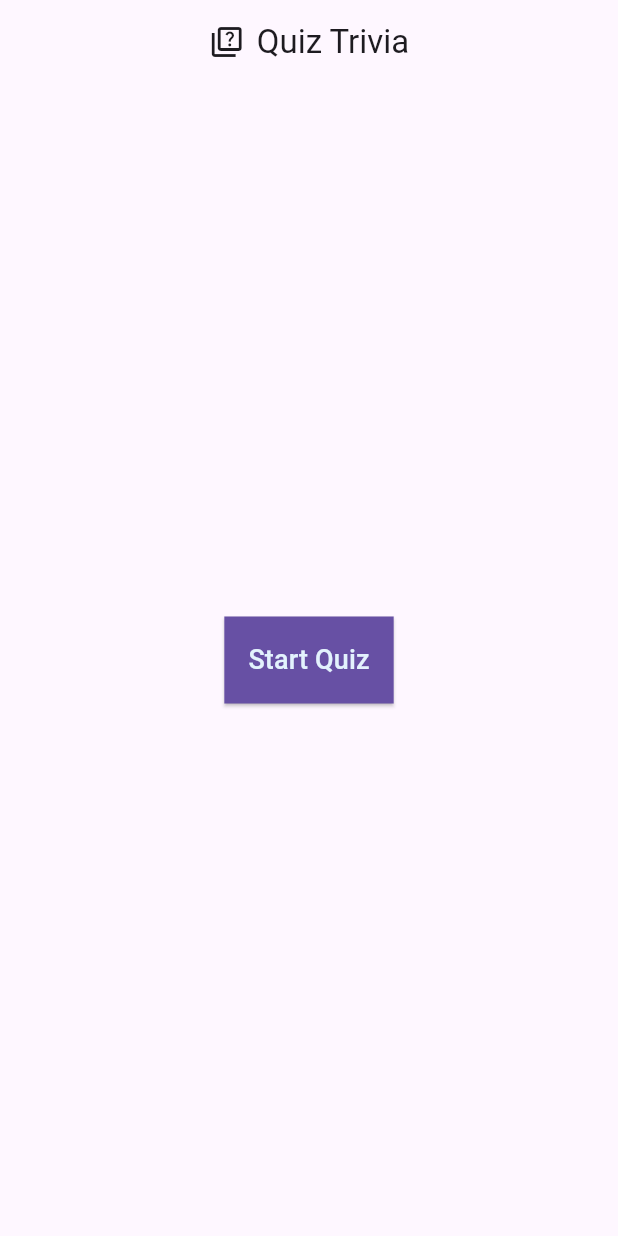
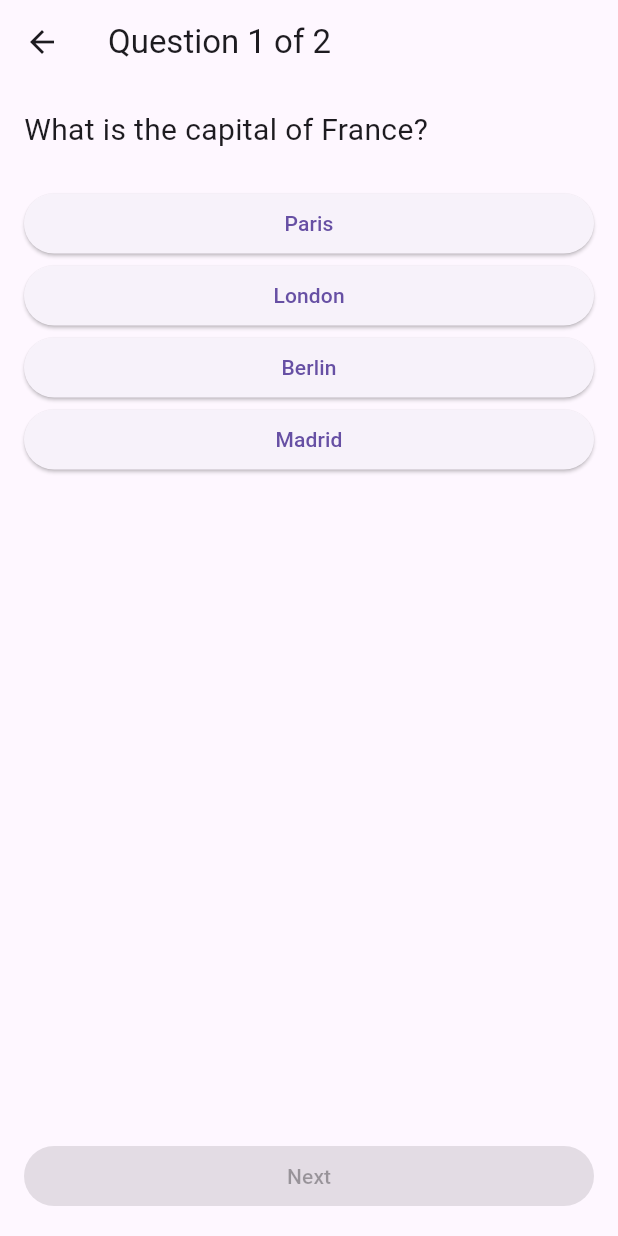
Before and after one commit to abdymazhittoretay/quiz_trivia_app, a Flutter app: the screen it shows after launch, after a tap on "Start Quiz", on a phone screen of 412 x 824 dp. Run offline on Flutter 3.47's test engine with Material 3 defaults, Android fonts, the phone set to English and light mode, and no system bars.

Commit message:
create template of quiz_page

```diff
--- a/lib/pages/home_page.dart
+++ b/lib/pages/home_page.dart
@@ -1,4 +1,5 @@
 import 'package:flutter/material.dart';
+import 'package:quiz_trivia_app/pages/quiz_page.dart';
 
 class HomePage extends StatelessWidget {
   const HomePage({super.key});
@@ -27,7 +28,12 @@ class HomePage extends StatelessWidget {
             backgroundColor: Theme.of(context).primaryColor,
             foregroundColor: Theme.of(context).secondaryHeaderColor,
           ),
-          onPressed: () => () {},
+          onPressed: () {
+            Navigator.push(
+              context,
+              MaterialPageRoute(builder: (context) => QuizPage()),
+            );
+          },
           child: const Text('Start Quiz', style: TextStyle(fontSize: 18.0)),
         ),
       ),
--- /dev/null
+++ b/lib/pages/quiz_page.dart
@@ -0,0 +1,81 @@
+import 'package:flutter/material.dart';
+
+class QuizPage extends StatefulWidget {
+  const QuizPage({super.key});
+
+  @override
+  State<QuizPage> createState() => _QuizPageState();
+}
+
+class _QuizPageState extends State<QuizPage> {
+  final List<Map<String, dynamic>> _questions = [
+    {
+      'question': 'What is the capital of France?',
+      'answers': ['Paris', 'London', 'Berlin', 'Madrid'],
+      'correct': 'Paris',
+    },
+    {
+      'question': 'What is 2 + 2?',
+      'answers': ['3', '4', '5', '6'],
+      'correct': '4',
+    },
+  ];
+
+  int _currentIndex = 0;
+  int _score = 0;
+  String? _selectedAnswer;
+
+  void _nextQuestion() {
+    if (_selectedAnswer == _questions[_currentIndex]['correct']) {
+      _score++;
+    }
+
+    if (_currentIndex < _questions.length - 1) {
+      setState(() {
+        _currentIndex++;
+        _selectedAnswer = null;
+      });
+    } else {}
+  }
+
+  @override
+  Widget build(BuildContext context) {
+    final question = _questions[_currentIndex];
+    final answers = question['answers'] as List<String>;
+
+    return Scaffold(
+      appBar: AppBar(
+        title: Text('Question ${_currentIndex + 1} of ${_questions.length}'),
+      ),
+      body: Padding(
+        padding: const EdgeInsets.all(16),
+        child: Column(
+          crossAxisAlignment: CrossAxisAlignment.stretch,
+          children: [
+            Text(question['question'], style: const TextStyle(fontSize: 20)),
+            const SizedBox(height: 24),
+            ...answers.map((answer) {
+              final isSelected = answer == _selectedAnswer;
+              return ElevatedButton(
+                onPressed: _selectedAnswer == null
+                    ? () => setState(() => _selectedAnswer = answer)
+                    : null,
+                style: ElevatedButton.styleFrom(
+                  backgroundColor: isSelected ? Colors.blue : null,
+                ),
+                child: Text(answer),
+              );
+            }),
+            const Spacer(),
+            ElevatedButton(
+              onPressed: _selectedAnswer != null ? _nextQuestion : null,
+              child: Text(
+                _currentIndex == _questions.length - 1 ? 'Finish' : 'Next',
+              ),
+            ),
+          ],
+        ),
+      ),
+    );
+  }
+}
```
